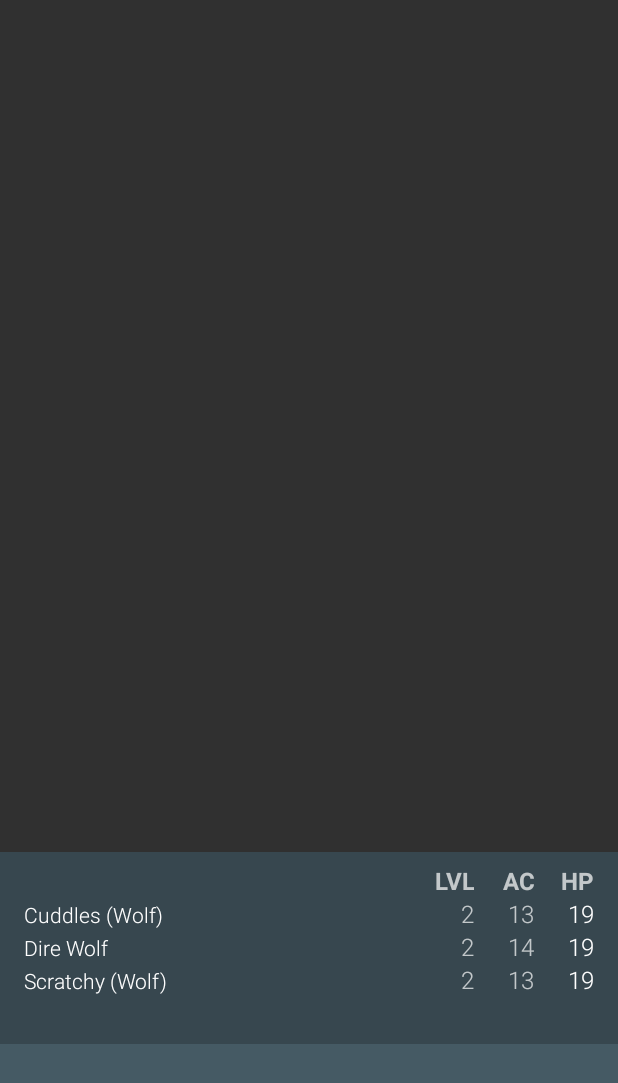
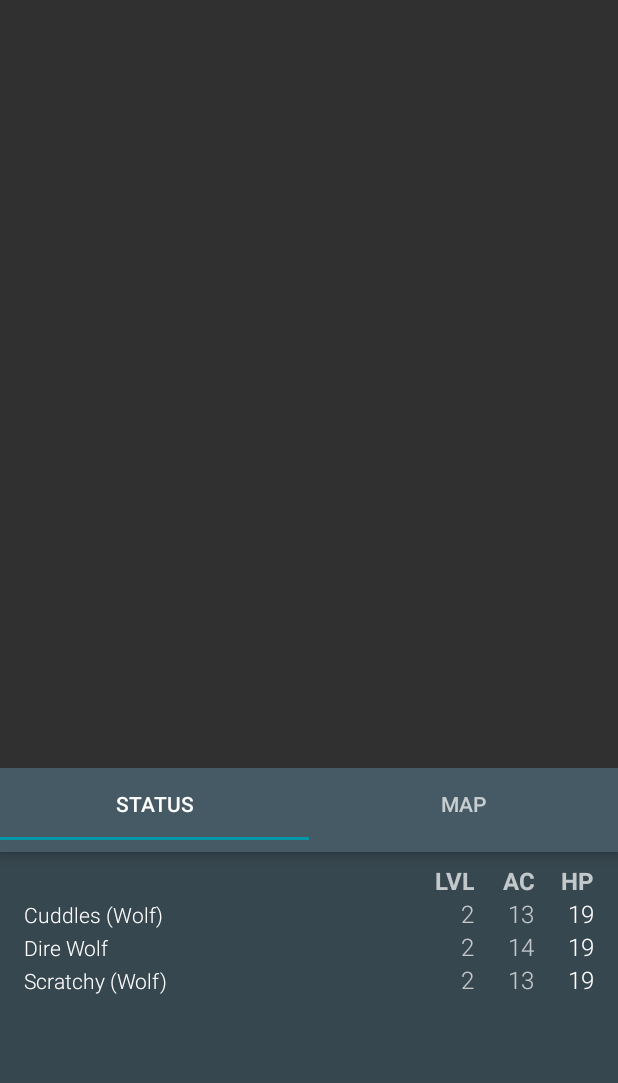
Before and after one commit to biscon/rpg, an Android app: the EncounterActivity screen opened directly, with no data from a screen before it, on a phone screen of 412 x 824 dp. Shown: the top 1083 px of the screen. Run offline under Robolectric (Android 15) with nearby library versions, the phone set to English and light mode, and no system bars; our stand-ins replace ButterKnife; 7 statements that could not run were skipped.

```diff
--- a/app/src/main/java/dk/bison/rpg/core/ai/AI.java
+++ b/app/src/main/java/dk/bison/rpg/core/ai/AI.java
@@ -18,4 +18,6 @@ public abstract class AI {
     }
 
     public abstract void performAction(Encounter encounter);
+
+    public abstract void reset();
 }
--- a/app/src/main/java/dk/bison/rpg/core/ai/ClosestEnemyAI.java
+++ b/app/src/main/java/dk/bison/rpg/core/ai/ClosestEnemyAI.java
@@ -76,6 +76,11 @@ public class ClosestEnemyAI extends BaseAI {
         }
     }
 
+    @Override
+    public void reset() {
+        opponent = null;
+    }
+
     protected void performMeleeAttacks(Encounter encounter, Combatant c)
     {
         List<Attack> attacks = c.getMeleeAttacks();
--- a/app/src/main/java/dk/bison/rpg/core/ai/WeakestPreyAI.java
+++ b/app/src/main/java/dk/bison/rpg/core/ai/WeakestPreyAI.java
@@ -70,4 +70,8 @@ public class WeakestPreyAI extends BaseAI {
         }
     }
 
+    @Override
+    public void reset() {
+        opponent = null;
+    }
 }
--- a/app/src/main/java/dk/bison/rpg/core/character/Character.java
+++ b/app/src/main/java/dk/bison/rpg/core/character/Character.java
@@ -75,7 +75,7 @@ public class Character implements Combatant {
     {
         attacks.clear();
         /*
-            If unarmed character only has a weak fist attack
+            If unarmed, character only has a weak fist attack
          */
         if(offHandWeapon == null && mainHandWeapon == null) {
             Attack a = new Attack();
--- a/app/src/main/java/dk/bison/rpg/core/monster/MonsterFactory.java
+++ b/app/src/main/java/dk/bison/rpg/core/monster/MonsterFactory.java
@@ -12,7 +12,7 @@ public class MonsterFactory {
     public static void init()
     {
         addTemplate("Wolf", 13, "1 bite / 1 scratch", "1d6 / 1d4", 75, null, "Wildlife", "SearchDestroyAI");
-        addTemplate("Dire Wolf", 14, "1 bite / 1 scratch", "2d4 / 1d6", 240, null, "Wildlife", "SearchDestroyAI");
+        addTemplate("Dire Wolf", 14, "1 bite / 2 scratch", "2d4 / 1d6", 240, null, "Wildlife", "SearchDestroyAI");
     }
 
     private static void addTemplate(String name, int AC, String noAttacks, String damage, int XP, String weaponTemplate,
--- a/app/src/main/java/dk/bison/rpg/ui/encounter/EncounterPresenter.java
+++ b/app/src/main/java/dk/bison/rpg/ui/encounter/EncounterPresenter.java
@@ -82,6 +82,7 @@ public class EncounterPresenter extends BasePresenter<EncounterMvpView> implemen
         for(Combatant c : party)
         {
             c.resetHealth();
+            c.getAI().reset();
         }
         combatants.addAll(party.getCombatants());
     }
--- a/app/src/main/res/layout/activity_encounter.xml
+++ b/app/src/main/res/layout/activity_encounter.xml
@@ -13,6 +13,7 @@
         android:layout_height="0dp">
         <!-- Combat log -->
         <dk.bison.rpg.ui.encounter.combat_log.CombatLogView
+            android:id="@+id/log_clv"
             android:orientation="vertical"
             android:layout_width="match_parent"
             android:layout_height="match_parent"
@@ -27,6 +28,25 @@
             android:layout_height="wrap_content" />
     </RelativeLayout>
 
+    <LinearLayout
+        android:orientation="vertical"
+        android:layout_width="match_parent"
+        android:layout_height="wrap_content">
+        <android.support.design.widget.TabLayout
+            android:id="@+id/tabs_tl"
+            android:elevation="4dp"
+            android:minHeight="?attr/actionBarSize"
+            android:theme="@style/ThemeOverlay.AppCompat.Dark.ActionBar"
+            android:background="@color/colorPrimary"
+            android:layout_width="match_parent"
+            android:layout_height="wrap_content">
+
+        </android.support.design.widget.TabLayout>
+        <!-- status views -->
+        <LinearLayout
+            android:orientation="vertical"
+            android:layout_width="match_parent"
+            android:layout_height="wrap_content">
             <!-- Enemies list -->
             <dk.bison.rpg.ui.encounter.enemy_status.EnemyStatusView
                 android:orientation="vertical"
@@ -48,5 +68,7 @@
                 android:paddingRight="16dp"
                 android:paddingTop="8dp"
                 android:paddingBottom="8dp"
-        android:background="@color/colorPrimary" />
+                android:background="@color/colorPrimaryDark" />
         </LinearLayout>
+    </LinearLayout>
+</LinearLayout>
```
Also changed, not shown: app/src/main/java/dk/bison/rpg/core/ai/SearchDestroyAI.java (+66 -13 lines), app/src/main/java/dk/bison/rpg/ui/encounter/EncounterActivity.java (+67 -3 lines), app/src/main/java/dk/bison/rpg/ui/encounter/combat_log/CombatLogView.java (+11 -1 lines). Lines whose indentation alone changed are shown as unchanged.
